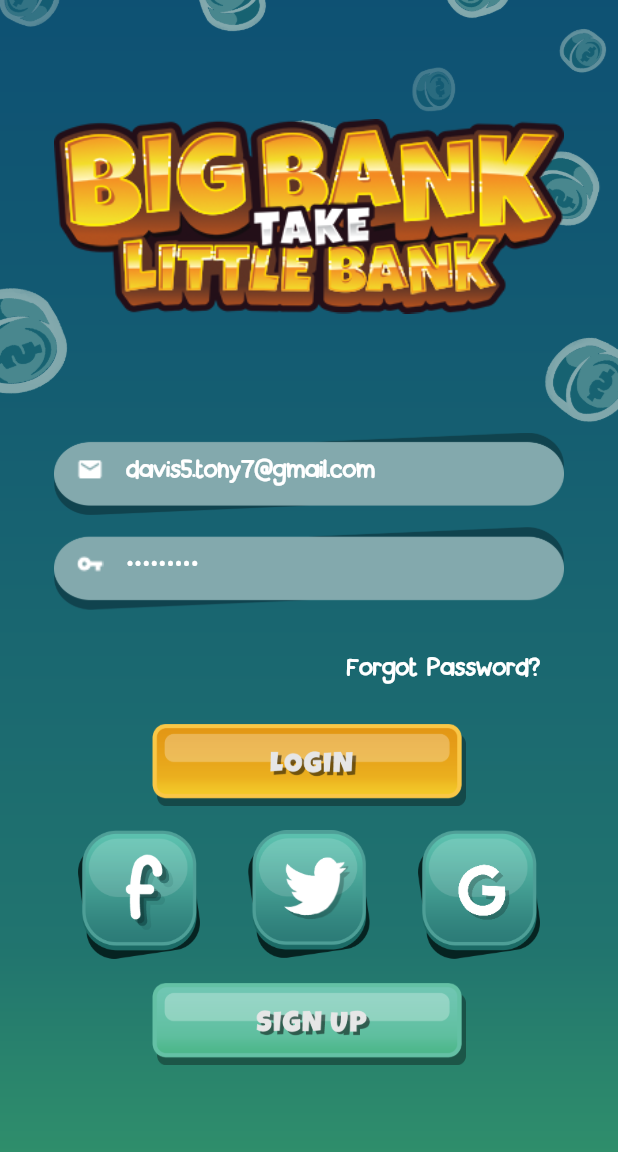
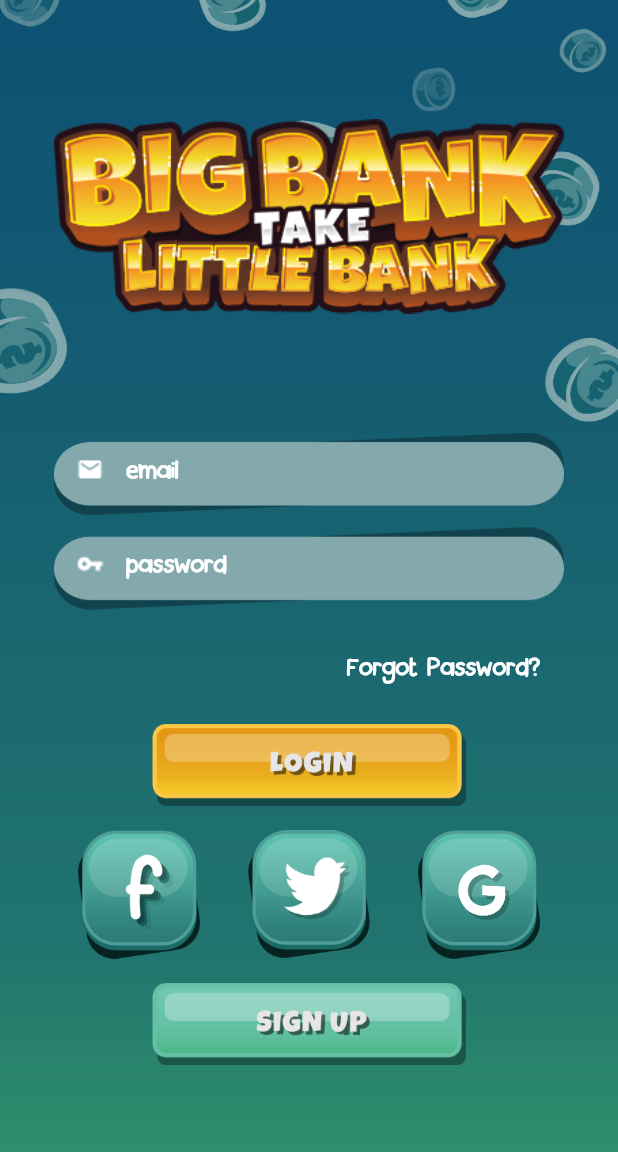
Before and after one commit to 1021dev/bbtlb_flutter, a Flutter app: the screen it shows after launch, on a phone screen of 412 x 824 dp. Shown: the top 1152 px of the screen. Run offline on Flutter 3.47's test engine with Material 2 defaults, Android fonts, the phone set to English and light mode, and no system bars; our stand-ins replace auto_size_text, bordered_text, cached_network_image, cloud_firestore, equatable, event_bus and 15 more; missing offline and left inert: circular_menu, firebase_admob, flutter_contact, keyboard_visibility; accounts and stored records are empty.

Commit message:
remove test login

```diff
--- a/big_bank_take_little_bank/lib/screens/login/login_screen.dart
+++ b/big_bank_take_little_bank/lib/screens/login/login_screen.dart
@@ -29,8 +29,8 @@ class _LoginScreenState extends State<LoginScreen> {
     screenBloc = new LoginScreenBloc(LoginScreenState());
     screenBloc.add(LoginScreenInitEvent());
     super.initState();
-    emailController.text = 'davis5.tony7@gmail.com';
-    passwordController.text = 'aidsyd112';
+    // emailController.text = 'davis5.tony7@gmail.com';
+    // passwordController.text = 'aidsyd112';
   }
 
   @override
```
